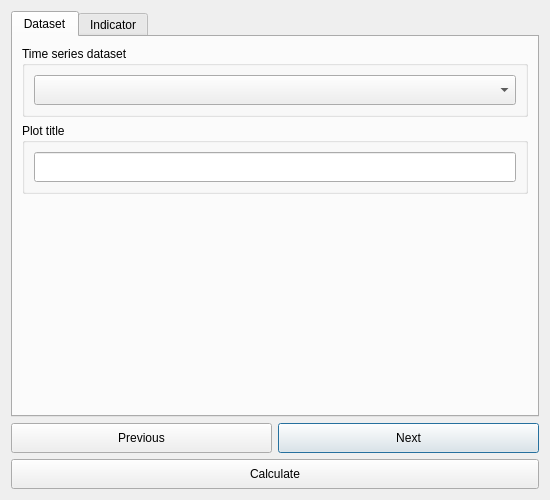
Before: the Qt Designer form LDMP/gui/DlgTimeseries.ui in ConservationInternational/trends.earth, drawn with Qt 5.
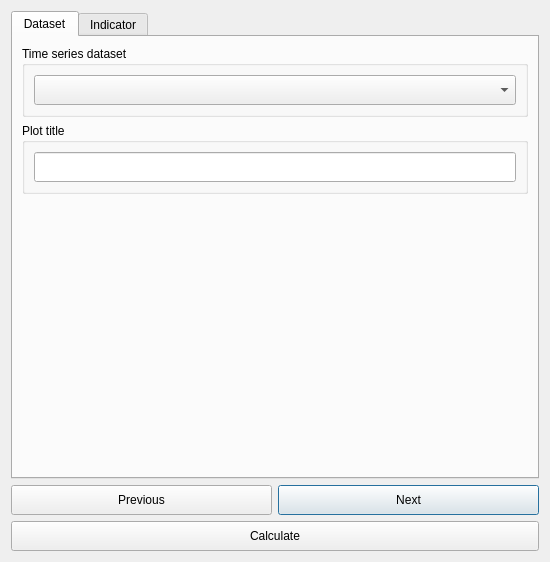
After: the same form once the commit is applied.

Diff of the .ui file:
```diff
--- a/LDMP/gui/DlgTimeseries.ui
+++ b/LDMP/gui/DlgTimeseries.ui
@@ -7,7 +7,7 @@
     <x>0</x>
     <y>0</y>
     <width>550</width>
-    <height>500</height>
+    <height>562</height>
    </rect>
   </property>
   <property name="windowTitle">
@@ -298,6 +298,12 @@
     <layout class="QGridLayout" name="gridLayout">
      <item row="0" column="1">
       <widget class="QPushButton" name="button_next">
+       <property name="sizePolicy">
+        <sizepolicy hsizetype="Minimum" vsizetype="Minimum">
+         <horstretch>0</horstretch>
+         <verstretch>0</verstretch>
+        </sizepolicy>
+       </property>
        <property name="minimumSize">
         <size>
          <width>0</width>
@@ -311,6 +317,12 @@
      </item>
      <item row="0" column="0">
       <widget class="QPushButton" name="button_prev">
+       <property name="sizePolicy">
+        <sizepolicy hsizetype="Minimum" vsizetype="Minimum">
+         <horstretch>0</horstretch>
+         <verstretch>0</verstretch>
+        </sizepolicy>
+       </property>
        <property name="minimumSize">
         <size>
          <width>0</width>
@@ -324,6 +336,12 @@
      </item>
      <item row="1" column="0" colspan="2">
       <widget class="QPushButton" name="button_calculate">
+       <property name="sizePolicy">
+        <sizepolicy hsizetype="Minimum" vsizetype="Minimum">
+         <horstretch>0</horstretch>
+         <verstretch>0</verstretch>
+        </sizepolicy>
+       </property>
        <property name="minimumSize">
         <size>
          <width>0</width>
```
Left out of the diff: 12 changed lines with no effect on the pictures.
